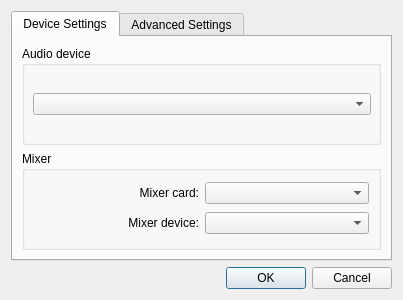
Qt form src/plugins/Output/alsa/settingsdialog.ui (ksv1986/qmmp-staging) before a commit.
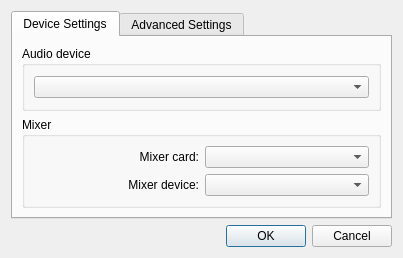
The same form after that commit.

Commit message: alsa plugin: fixed settings dialog layout

Diff of the .ui file:
```diff
--- a/src/plugins/Output/alsa/settingsdialog.ui
+++ b/src/plugins/Output/alsa/settingsdialog.ui
@@ -1,12 +1,12 @@
 <ui version="4.0" >
  <class>SettingsDialog</class>
- <widget class="QDialog" name="SettingsDialog" >
-  <property name="geometry" >
+ <widget class="QDialog" name="SettingsDialog">
+  <property name="geometry">
    <rect>
     <x>0</x>
     <y>0</y>
     <width>403</width>
-    <height>300</height>
+    <height>240</height>
    </rect>
   </property>
   <property name="windowTitle" >
@@ -34,16 +34,11 @@
          <property name="title" >
           <string>Audio device</string>
          </property>
-         <widget class="QComboBox" name="deviceComboBox" >
-          <property name="geometry" >
-           <rect>
-            <x>11</x>
-            <y>47</y>
-            <width>338</width>
-            <height>22</height>
-           </rect>
-          </property>
-         </widget>
+         <layout class="QHBoxLayout" name="horizontalLayout">
+          <item>
+           <widget class="QComboBox" name="deviceComboBox"/>
+          </item>
+         </layout>
         </widget>
        </item>
        <item>
```
Left out of the diff: 161 changed lines with no effect on the pictures.
